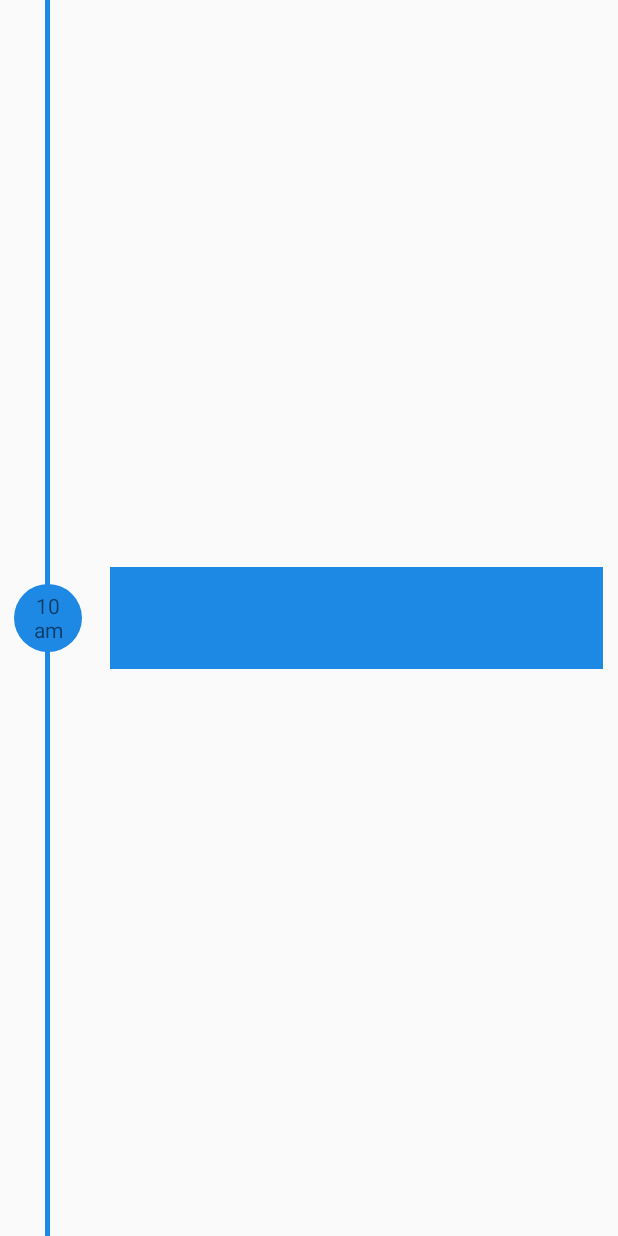
After one commit to udiboy1209/MoodI, an Android app: the layout list_item_timeline.xml on its own in the app's theme, with its tools: preview values and no code run, on a phone screen of 412 x 824 dp. The commit adds this screen. Run offline under Robolectric (Android 15) with nearby library versions, the phone set to English and light mode, and no system bars.

Commit message:
Timeline done, little fix required

```diff
--- /dev/null
+++ b/app/src/main/res/drawable/list_icon_timeline.xml
@@ -0,0 +1,6 @@
+<?xml version="1.0" encoding="utf-8"?>
+<shape xmlns:android="http://schemas.android.com/apk/res/android"
+    android:shape="oval">
+    <size android:height="40dp" android:width="40dp"/>
+    <solid android:color="#1e88e5"/>
+</shape>
--- a/app/src/main/res/layout/activity_main.xml
+++ b/app/src/main/res/layout/activity_main.xml
@@ -25,7 +25,9 @@
             <include layout="@layout/widget_countdown_clock" android:id="@+id/countdown_container" android:visibility="gone"/>
         </LinearLayout>
 
-        <ScrollView android:id="@+id/container" android:layout_width="match_parent"
+        <ScrollView android:fillViewport="true"
+            android:id="@+id/container"
+            android:layout_width="match_parent"
             android:layout_height="match_parent" />
     </LinearLayout>
 
--- /dev/null
+++ b/app/src/main/res/layout/list_item_timeline.xml
@@ -0,0 +1,53 @@
+<?xml version="1.0" encoding="utf-8"?>
+<RelativeLayout xmlns:android="http://schemas.android.com/apk/res/android"
+    android:orientation="vertical" android:layout_width="match_parent"
+    android:layout_height="wrap_content"
+    android:background="@android:color/transparent">
+    <View android:id="@+id/list_item_schedule_line"
+        android:background="#1e88e5"
+        android:layout_height="match_parent"
+        android:layout_width="3dp"
+        android:layout_marginLeft="30dp" />
+    <TextView
+        android:layout_width="45dp"
+        android:layout_height="45dp"
+        android:id="@+id/event_list_item_time_hrs"
+        android:text="10\nam"
+        android:layout_marginLeft="9dp"
+        android:layout_centerVertical="true"
+        android:background="@drawable/list_icon_timeline"
+        android:gravity="center" />
+    <RelativeLayout
+        android:layout_width="fill_parent"
+        android:layout_height="wrap_content"
+        android:background="#1e88e5"
+        android:layout_marginLeft="40dp"
+        android:layout_toRightOf="@+id/list_item_schedule_line"
+        android:layout_marginTop="10dp"
+        android:layout_marginBottom="10dp"
+        android:layout_marginRight="10dp"
+        android:padding="10dp"
+        android:layout_centerVertical="true">
+        <TextView
+            android:layout_width="wrap_content"
+            android:layout_height="wrap_content"
+            android:id="@+id/event_list_item_name"
+            android:layout_marginLeft="10dp"
+            android:layout_marginTop="5dp" />
+        <TextView
+            android:layout_width="wrap_content"
+            android:layout_height="wrap_content"
+            android:id="@+id/event_list_item_description"
+            android:layout_marginTop="4dp"
+            android:layout_below="@+id/event_list_item_name"
+            android:layout_alignLeft="@+id/event_list_item_name" />
+
+        <TextView
+            android:layout_width="wrap_content"
+            android:layout_height="wrap_content"
+            android:id="@+id/event_list_item_venue"
+            android:layout_alignBottom="@+id/event_list_item_description"
+            android:layout_alignParentRight="true"
+            android:layout_marginRight="10dp" />
+    </RelativeLayout>
+</RelativeLayout>
```
Also changed, not shown: app/src/main/java/org/iitb/moodi/api/Event.java (added, +28 -0 lines), app/src/main/java/org/iitb/moodi/ui/activity/MainActivity.java (+8 -0 lines), app/src/main/java/org/iitb/moodi/ui/fragment/TimelineFragment.java (added, +140 -0 lines), app/src/main/java/org/iitb/moodi/ui/widget/EventListAdapter.java (added, +60 -0 lines), app/src/main/res/layout/fragment_timeline.xml (added, +8 -0 lines).
